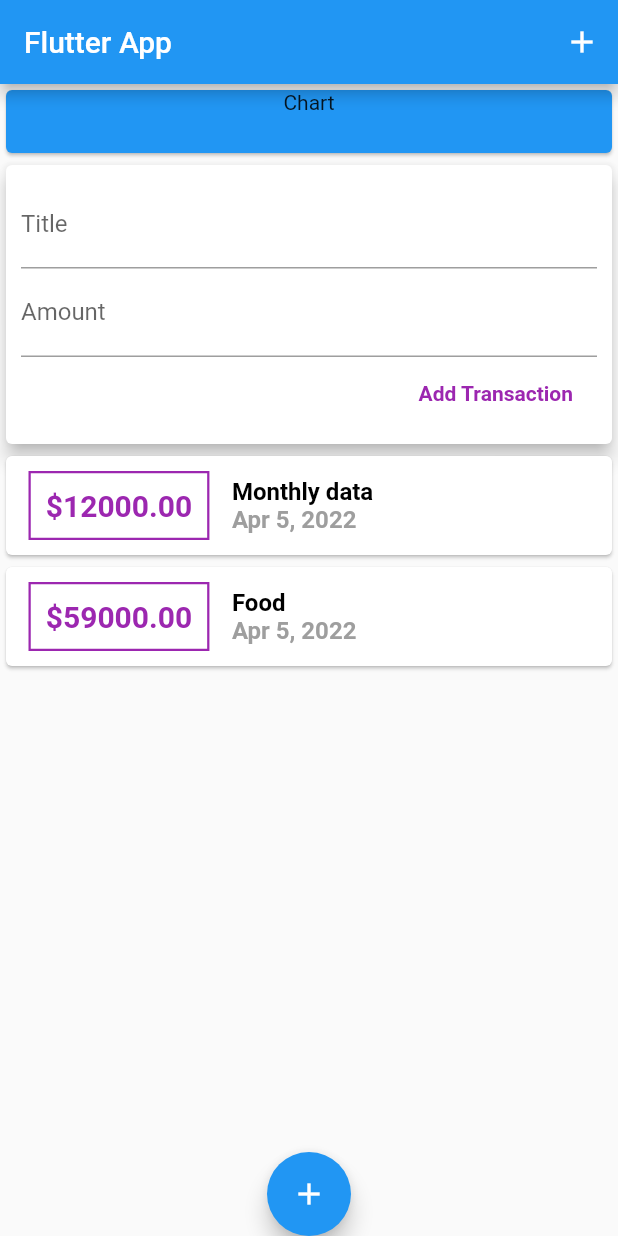
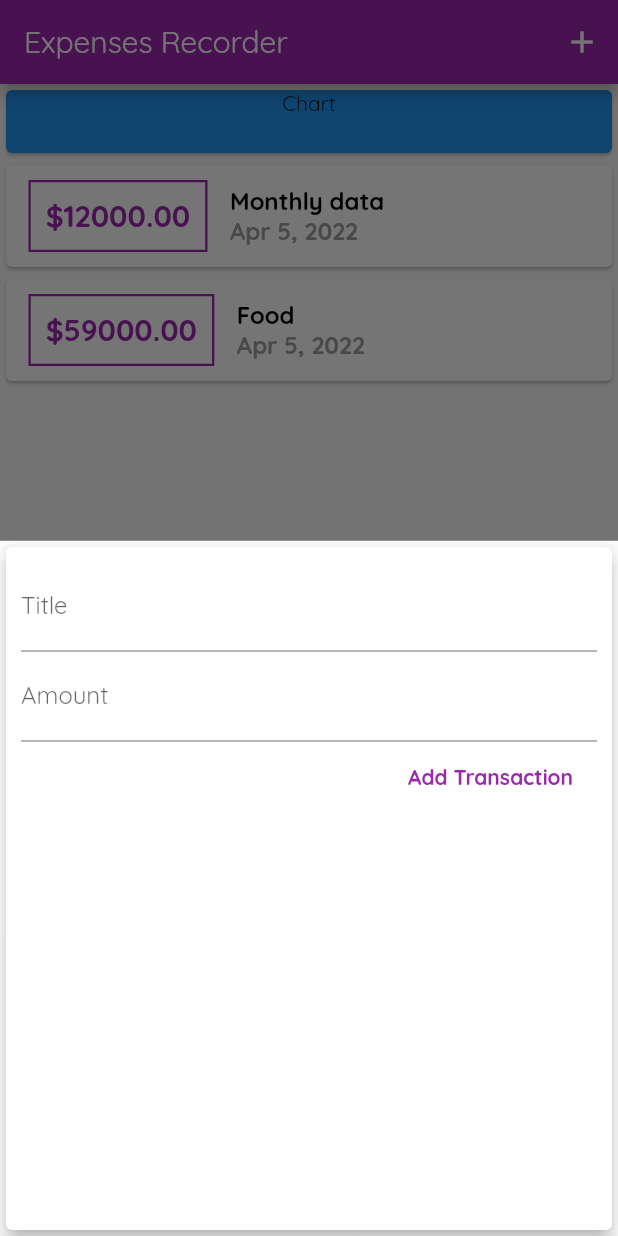
Before and after one commit to dimeprog/ExpensePlannerApp, a Flutter app: the screen it shows after launch, after a tap on the "add" icon, on a phone screen of 412 x 824 dp. Run offline on Flutter 3.47's test engine with Material 2 defaults, Android fonts, the phone set to English and light mode, and no system bars.

Commit message:
added font style and theme

```diff
--- a/lib/main.dart
+++ b/lib/main.dart
@@ -1,4 +1,5 @@
-import 'package:expenseplannerapp/widget/user_transaction.dart';
+import 'package:expenseplannerapp/widget/Transaction_list.dart';
+import 'package:expenseplannerapp/widget/new_transaction.dart';
 import 'package:flutter/material.dart';
 import 'model/transactions.dart';
 
@@ -11,9 +12,11 @@ class MyApp extends StatelessWidget {
   @override
   Widget build(BuildContext context) {
     return MaterialApp(
-      title: 'Flutter Demo',
+      title: 'Expenses Recorder',
       theme: ThemeData(
-        primarySwatch: Colors.blue,
+        primarySwatch: Colors.purple,
+        accentColor: Colors.amber,
+        fontFamily: 'Quicksand',
       ),
       home: MyHomePage(),
     );
@@ -26,17 +29,53 @@ class MyHomePage extends StatefulWidget {
 }
 
 class _MyHomePageState extends State<MyHomePage> {
-  // String? titleInput;
-  final List<Transaction> transanctions = [];
+  final List<Transaction> _userTransaction = [
+    Transaction(
+      id: 't1',
+      title: 'Monthly data',
+      amount: 12000,
+      date: DateTime.now(),
+    ),
+    Transaction(
+      id: 't2',
+      title: 'Food',
+      amount: 59000,
+      date: DateTime.now(),
+    ),
+  ];
+
+  void _addNewTransaction(String txTitle, double txAmount) {
+    final newTx = Transaction(
+        id: DateTime.now().toString(),
+        title: txTitle,
+        amount: txAmount,
+        date: DateTime.now());
+
+    setState(() {
+      _userTransaction.add(newTx);
+    });
+  }
+
+  void _startTransaction(BuildContext ctx) {
+    showModalBottomSheet(
+        context: ctx,
+        builder: (bctx) {
+          return GestureDetector(
+            onTap: () {},
+            child: NewTransaction(_addNewTransaction),
+            behavior: HitTestBehavior.opaque,
+          );
+        });
+  }
 
   @override
   Widget build(BuildContext context) {
     return Scaffold(
       appBar: AppBar(
-        title: const Text('Flutter App'),
+        title: const Text('Expenses Recorder'),
         actions: [
           IconButton(
-            onPressed: () {},
+            onPressed: () => _startTransaction(context),
             icon: const Icon(
               Icons.add,
             ),
@@ -59,13 +98,13 @@ class _MyHomePageState extends State<MyHomePage> {
                 color: Colors.blue,
               ),
             ),
-            UserTransaction(),
+            TransactionList(_userTransaction)
           ],
         ),
       ),
       floatingActionButtonLocation: FloatingActionButtonLocation.centerDocked,
       floatingActionButton: FloatingActionButton(
-        onPressed: () {},
+        onPressed: () => _startTransaction(context),
         child: const Icon(
           Icons.add,
         ),
--- a/lib/widget/new_transaction.dart
+++ b/lib/widget/new_transaction.dart
@@ -1,22 +1,31 @@
 import 'package:flutter/material.dart';
 import 'package:flutter/foundation.dart';
 
-class NewTransaction extends StatelessWidget {
-  final titleController = TextEditingController();
-  final amountController = TextEditingController();
+class NewTransaction extends StatefulWidget {
   final Function addTransactionFunc;
   NewTransaction(this.addTransactionFunc);
+
+  @override
+  State<NewTransaction> createState() => _NewTransactionState();
+}
+
+class _NewTransactionState extends State<NewTransaction> {
+  final titleController = TextEditingController();
+
+  final amountController = TextEditingController();
+
   void onSubmitData() {
     final enterTitle = titleController.text;
     final enterAmount = double.tryParse(amountController.text);
-    if (enterTitle.isEmpty || enterAmount! <= 0) {
+    if (enterTitle.isEmpty || enterAmount == Null || enterAmount! <= 0) {
       return;
     }
 
-    addTransactionFunc(
+    widget.addTransactionFunc(
       enterTitle,
       enterAmount,
     );
+    Navigator.of(context).pop();
   }
 
   @override
--- a/lib/widget/user_transaction.dart
+++ /dev/null
@@ -1,52 +0,0 @@
-import 'package:expenseplannerapp/widget/Transaction_list.dart';
-import 'package:expenseplannerapp/widget/new_transaction.dart';
-import 'package:flutter/material.dart';
-import '../model/transactions.dart';
-
-class UserTransaction extends StatefulWidget {
-  const UserTransaction({Key? key}) : super(key: key);
-
-  @override
-  State<UserTransaction> createState() => _UserTransactionState();
-}
-
-class _UserTransactionState extends State<UserTransaction> {
-  final List<Transaction> _userTransaction = [
-    Transaction(
-      id: 't1',
-      title: 'Monthly data',
-      amount: 12000,
-      date: DateTime.now(),
-    ),
-    Transaction(
-      id: 't2',
-      title: 'Food',
-      amount: 59000,
-      date: DateTime.now(),
-    ),
-  ];
-
-  void _addNewTransaction(String txTitle, double txAmount) {
-    final newTx = Transaction(
-        id: DateTime.now().toString(),
-        title: txTitle,
-        amount: txAmount,
-        date: DateTime.now());
-
-    setState(() {
-      _userTransaction.add(newTx);
-    });
-  }
-
-  @override
-  Widget build(BuildContext context) {
-    return SingleChildScrollView(
-      child: Column(
-        children: [
-          NewTransaction(_addNewTransaction),
-          TransactionList(_userTransaction),
-        ],
-      ),
-    );
-  }
-}
```
Also changed, not shown: pubspec.yaml (+11 -11 lines), assets/fonts/OpenSans-Bold.ttf (added), assets/fonts/OpenSans-Regular.ttf (added), assets/fonts/Quicksand-Bold.ttf (added), assets/fonts/Quicksand-Light.ttf (added), assets/fonts/Quicksand-Medium.ttf (added), assets/fonts/Quicksand-Regular.ttf (added), assets/images/waiting.png (added).
